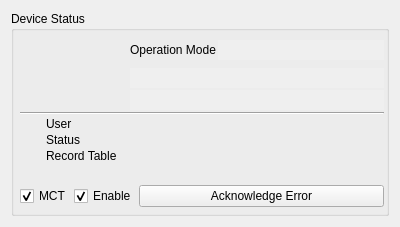
Old version of the form source/plugin/t4/controllerstatus.ui in the repository ww4u/mct-t4.
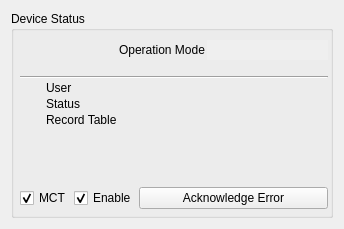
New version of the form. Icons and pictures are not drawn. Custom widgets are drawn as their Qt base class.

```diff
--- a/source/plugin/t4/controllerstatus.ui
+++ b/source/plugin/t4/controllerstatus.ui
@@ -9,8 +9,8 @@
    <rect>
     <x>0</x>
     <y>0</y>
-    <width>400</width>
-    <height>227</height>
+    <width>344</width>
+    <height>229</height>
    </rect>
   </property>
   <property name="windowTitle">
@@ -47,43 +47,65 @@
       <property name="spacing">
        <number>2</number>
       </property>
-      <item row="10" column="1">
+      <item row="12" column="0">
+       <widget class="QLabel" name="label_5">
+        <property name="maximumSize">
+         <size>
+          <width>24</width>
+          <height>24</height>
+         </size>
+        </property>
+        <property name="text">
+         <string/>
+        </property>
+        <property name="pixmap">
+         <pixmap resource="../../../res/res.qrc">:/res/image/icon/205.png</pixmap>
+        </property>
+        <property name="scaledContents">
+         <bool>true</bool>
+        </property>
+       </widget>
+      </item>
+      <item row="13" column="0">
+       <widget class="QLabel" name="label_6">
+        <property name="maximumSize">
+         <size>
+          <width>24</width>
+          <height>24</height>
+         </size>
+        </property>
+        <property name="text">
+         <string/>
+        </property>
+        <property name="pixmap">
+         <pixmap resource="../../../res/res.qrc">:/res/image/icon/activity.png</pixmap>
+        </property>
+        <property name="scaledContents">
+         <bool>true</bool>
+        </property>
+       </widget>
+      </item>
+      <item row="12" column="1">
        <widget class="QLabel" name="label_2">
         <property name="text">
          <string>Status</string>
         </property>
        </widget>
       </item>
-      <item row="11" column="1">
+      <item row="12" column="2" colspan="3">
+       <widget class="QLabel" name="labWorkingStatus">
+        <property name="text">
+         <string/>
+        </property>
+       </widget>
+      </item>
+      <item row="13" column="1">
        <widget class="QLabel" name="label_4">
         <property name="text">
          <string>Record Table</string>
         </property>
        </widget>
       </item>
-      <item row="11" column="2" colspan="3">
-       <widget class="QLabel" name="labReccordName">
-        <property name="text">
-         <string/>
-        </property>
-       </widget>
-      </item>
-      <item row="4" column="2" colspan="3">
-       <widget class="QLineEdit" name="edtError">
-        <property name="enabled">
-         <bool>false</bool>
-        </property>
-        <property name="sizePolicy">
-         <sizepolicy hsizetype="Expanding" vsizetype="Preferred">
-          <horstretch>0</horstretch>
-          <verstretch>0</verstretch>
-         </sizepolicy>
-        </property>
-        <property name="frame">
-         <bool>false</bool>
-        </property>
-       </widget>
-      </item>
       <item row="0" column="2">
        <widget class="QLabel" name="label">
         <property name="sizePolicy">
@@ -97,14 +119,30 @@
         </property>
        </widget>
       </item>
-      <item row="10" column="2" colspan="3">
-       <widget class="QLabel" name="labWorkingStatus">
+      <item row="13" column="2" colspan="3">
+       <widget class="QLabel" name="labReccordName">
         <property name="text">
          <string/>
         </property>
        </widget>
       </item>
-      <item row="12" column="1">
+      <item row="0" column="3" colspan="2">
+       <widget class="QLineEdit" name="edtOpMode">
+        <property name="enabled">
+         <bool>false</bool>
+        </property>
+        <property name="sizePolicy">
+         <sizepolicy hsizetype="Expanding" vsizetype="Preferred">
+          <horstretch>0</horstretch>
+          <verstretch>0</verstretch>
+         </sizepolicy>
+        </property>
+        <property name="frame">
+         <bool>false</bool>
+        </property>
+       </widget>
+      </item>
+      <item row="14" column="1">
        <spacer name="verticalSpacer_2">
         <property name="orientation">
          <enum>Qt::Vertical</enum>
@@ -117,42 +155,7 @@
         </property>
        </spacer>
       </item>
-      <item row="0" column="3" colspan="2">
-       <widget class="QLineEdit" name="edtOpMode">
-        <property name="enabled">
-         <bool>false</bool>
-        </property>
-        <property name="sizePolicy">
-         <sizepolicy hsizetype="Expanding" vsizetype="Preferred">
-          <horstretch>0</horstretch>
-          <verstretch>0</verstretch>
-         </sizepolicy>
-        </property>
-        <property name="frame">
-         <bool>false</bool>
-        </property>
-       </widget>
-      </item>
-      <item row="5" column="2" colspan="3">
-       <widget class="QLineEdit" name="edtWarning">
-        <property name="enabled">
-         <bool>false</bool>
-        </property>
-        <property name="sizePolicy">
-         <sizepolicy hsizetype="Expanding" vsizetype="Preferred">
-          <horstretch>0</horstretch>
-          <verstretch>0</verstretch>
-         </sizepolicy>
-        </property>
-        <property name="frame">
-         <bool>false</bool>
-        </property>
-        <property name="readOnly">
-         <bool>true</bool>
-        </property>
-       </widget>
-      </item>
-      <item row="8" column="1">
+      <item row="10" column="1">
        <widget class="QLabel" name="labRole">
         <property name="toolTip">
          <string>User role</string>
@@ -162,33 +165,7 @@
         </property>
        </widget>
       </item>
-      <item row="2" column="0" colspan="2">
-       <widget class="IoIndicator" name="radReady" native="true">
-        <property name="enabled">
-         <bool>false</bool>
-        </property>
-       </widget>
-      </item>
-      <item row="8" column="0">
-       <widget class="QLabel" name="label_3">
-        <property name="maximumSize">
-         <size>
-          <width>24</width>
-          <height>24</height>
-         </size>
-        </property>
-        <property name="text">
-         <string/>
-        </property>
-        <property name="pixmap">
-         <pixmap resource="../../../res/res.qrc">:/res/image/icon/51.png</pixmap>
-        </property>
-        <property name="scaledContents">
-         <bool>true</bool>
-        </property>
-       </widget>
-      </item>
-      <item row="13" column="0" rowspan="2" colspan="5">
+      <item row="15" column="0" rowspan="2" colspan="5">
        <layout class="QHBoxLayout" name="horizontalLayout">
         <property name="spacing">
          <number>2</number>
@@ -270,8 +247,37 @@
         </item>
        </layout>
       </item>
-      <item row="0" column="0" colspan="2">
-       <widget class="IoIndicator" name="radEn" native="true">
+      <item row="10" column="0">
+       <widget class="QLabel" name="label_3">
+        <property name="maximumSize">
+         <size>
+          <width>24</width>
+          <height>24</height>
+         </size>
+        </property>
+        <property name="text">
+         <string/>
+        </property>
+        <property name="pixmap">
+         <pixmap resource="../../../res/res.qrc">:/res/image/icon/51.png</pixmap>
+        </property>
+        <property name="scaledContents">
+         <bool>true</bool>
+        </property>
+       </widget>
+      </item>
+      <item row="8" column="0" colspan="5">
+       <widget class="Line" name="line">
+        <property name="orientation">
+         <enum>Qt::Horizontal</enum>
+        </property>
+       </widget>
+      </item>
+      <item row="6" column="0" rowspan="2" colspan="2">
+       <widget class="IoIndicator" name="radMc" native="true"/>
+      </item>
+      <item row="5" column="0" colspan="2">
+       <widget class="IoIndicator" name="radAck" native="true">
         <property name="enabled">
          <bool>false</bool>
         </property>
@@ -291,8 +297,15 @@
         </property>
        </widget>
       </item>
-      <item row="5" column="0" colspan="2">
-       <widget class="IoIndicator" name="radWarning" native="true">
+      <item row="2" column="0" colspan="2">
+       <widget class="IoIndicator" name="radEnable" native="true">
+        <property name="enabled">
+         <bool>false</bool>
+        </property>
+       </widget>
+      </item>
+      <item row="0" column="0" colspan="2">
+       <widget class="IoIndicator" name="radRdyEn" native="true">
         <property name="enabled">
          <bool>false</bool>
         </property>
@@ -305,51 +318,6 @@
         </property>
        </widget>
       </item>
-      <item row="6" column="0" colspan="5">
-       <widget class="Line" name="line">
-        <property name="orientation">
-         <enum>Qt::Horizontal</enum>
-        </property>
-       </widget>
-      </item>
-      <item row="10" column="0">
-       <widget class="QLabel" name="label_5">
-        <property name="maximumSize">
-         <size>
-          <width>24</width>
-          <height>24</height>
-         </size>
-        </property>
-        <property name="text">
-         <string/>
-        </property>
-        <property name="pixmap">
-         <pixmap resource="../../../res/res.qrc">:/res/image/icon/205.png</pixmap>
-        </property>
-        <property name="scaledContents">
-         <bool>true</bool>
-        </property>
-       </widget>
-      </item>
-      <item row="11" column="0">
-       <widget class="QLabel" name="label_6">
-        <property name="maximumSize">
-         <size>
-          <width>24</width>
-          <height>24</height>
-         </size>
-        </property>
-        <property name="text">
-         <string/>
-        </property>
-        <property name="pixmap">
-         <pixmap resource="../../../res/res.qrc">:/res/image/icon/activity.png</pixmap>
-        </property>
-        <property name="scaledContents">
-         <bool>true</bool>
-        </property>
-       </widget>
-      </item>
      </layout>
     </widget>
    </item>
```
Left out of the diff: 6 changed lines with no effect on the pictures.
